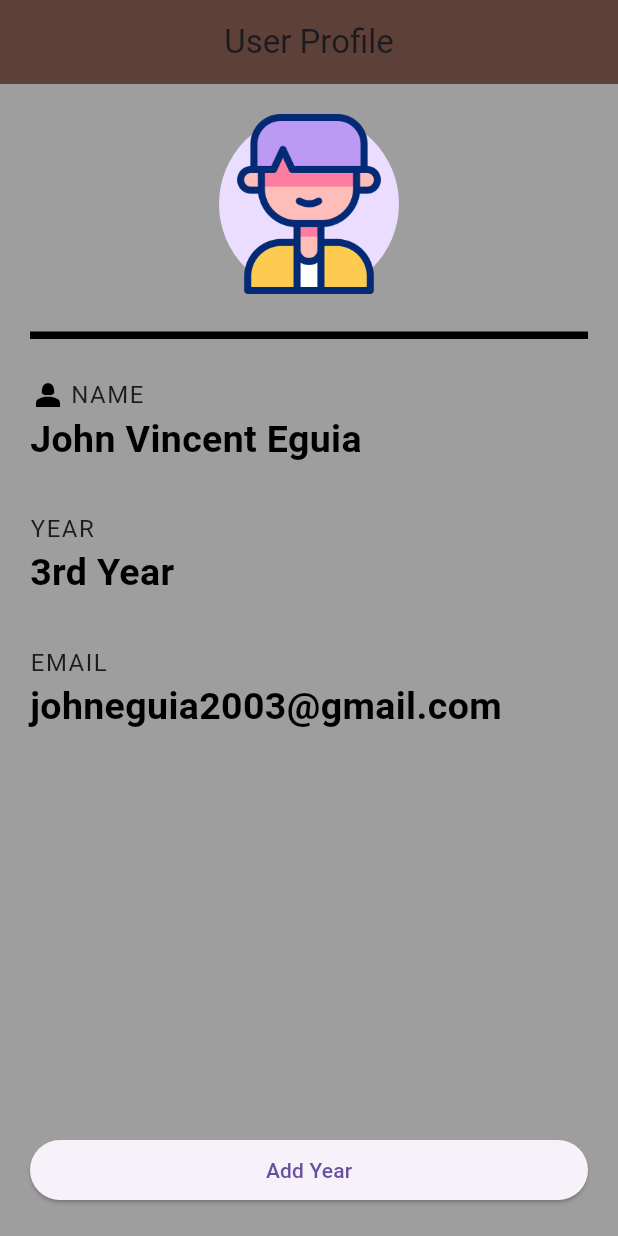
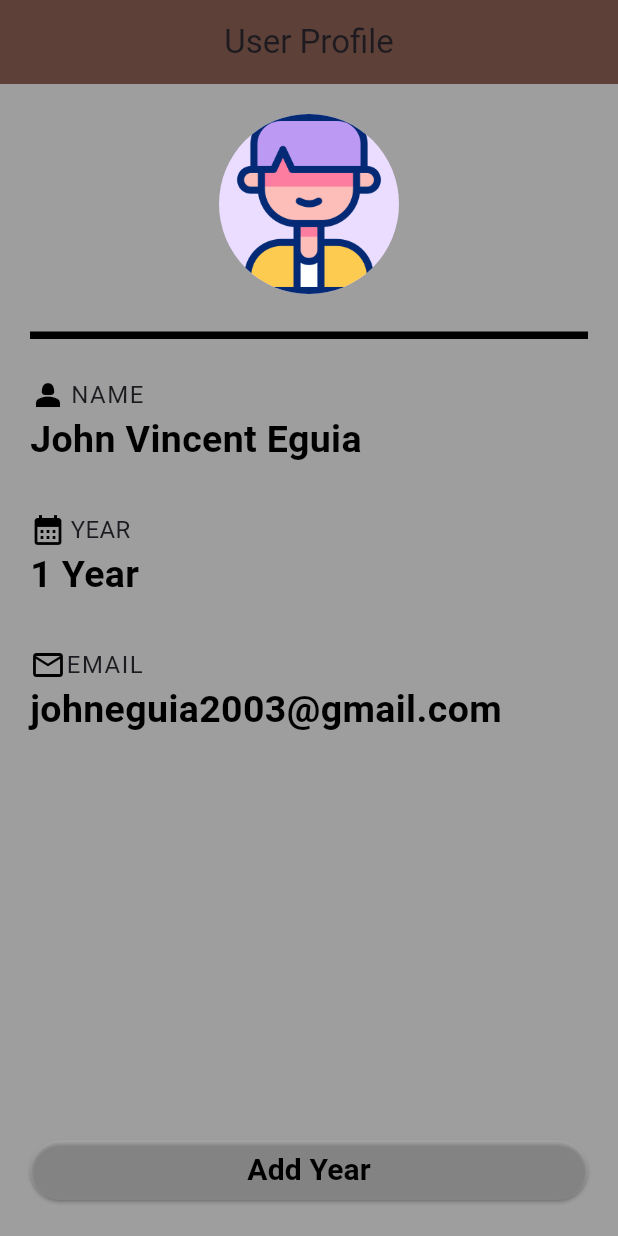
Before and after one commit to jeven2003/front-Kaps, a Flutter app: the screen it shows after launch, after a tap on "Add Year", on a phone screen of 412 x 824 dp. Run offline on Flutter 3.47's test engine with Material 3 defaults, Android fonts, the phone set to English and light mode, and no system bars.

Commit message:
Finalize the activity 1

```diff
--- a/lib/home.dart
+++ b/lib/home.dart
@@ -1,8 +1,14 @@
 import 'package:flutter/material.dart';
 
-class Home extends StatelessWidget {
+class Home extends StatefulWidget {
   const Home({super.key});
 
+  @override
+  State<Home> createState() => _HomeState();
+}
+
+class _HomeState extends State<Home> {
+  int year = 0;
   @override
   Widget build(BuildContext context) {
     return Scaffold(
@@ -23,7 +29,7 @@
               children: <Widget>[
                 Center(
                 child: CircleAvatar(
-                  child: Image.asset('assets/boy.png'),
+                  backgroundImage: AssetImage('assets/boy.png'),
                   radius: 60.0,
                 ),
                 ),
@@ -55,15 +61,24 @@
                   ),
                 ),
                 SizedBox(height: 30.0,),
+                Row(
+                  children: [
+                    Icon(
+                      Icons.calendar_month_sharp,
+                      color: Colors.black,
+                    ),
+                SizedBox(width: 3.0,),
                 Text(
                   'YEAR',
                   style: TextStyle(
                     fontSize: 16.0,
-                    letterSpacing: 1.0,
                   ),
                 ),
+
+                ],
+                ),
                 Text(
-                  '3rd Year',
+                  '$year Year',
                   style: TextStyle(
                     fontWeight: FontWeight.bold,
                     color: Colors.black,
@@ -71,12 +86,20 @@
                   ),
                 ),
                 SizedBox(height: 30.0,),
+                Row(
+                  children: [
+                    Icon(
+                      Icons.email_outlined,
+                      color: Colors.black,
+                    ),
                 Text(
                   'EMAIL',
                   style: TextStyle(
                     fontSize: 16.0,
                     letterSpacing: 1.0,
                   ),
+                ),
+                ]
                 ),
                 Text(
                   'johneguia2003@gmail.com',
@@ -86,20 +109,39 @@
                     fontSize: 25.0,
                   ),
                 ),
+
+
           ],
           ),
             Column(
               crossAxisAlignment: CrossAxisAlignment.stretch,
               children: [
                 ElevatedButton(
-                    onPressed: (){},
-                    child: Text ('Add Year'),
+                  onPressed: (){
+                    setState(() {
+                      year += 1;
+                    });
+                  },
+
+                  child: Text ('Add Year',
+                  style: TextStyle(
+                    fontSize: 20.0,
+                    color: Colors.black,
+                    fontWeight: FontWeight.bold,
+                  ),
+                  ),
+                  style: ButtonStyle(
+                      backgroundColor: WidgetStateProperty.all(Colors.white12)
+                  ),
                 ),
               ],
             ),
   ],
+
     ),
     ),
     );
+
+
   }
 }
```
Lines whose indentation alone changed are shown as unchanged.
